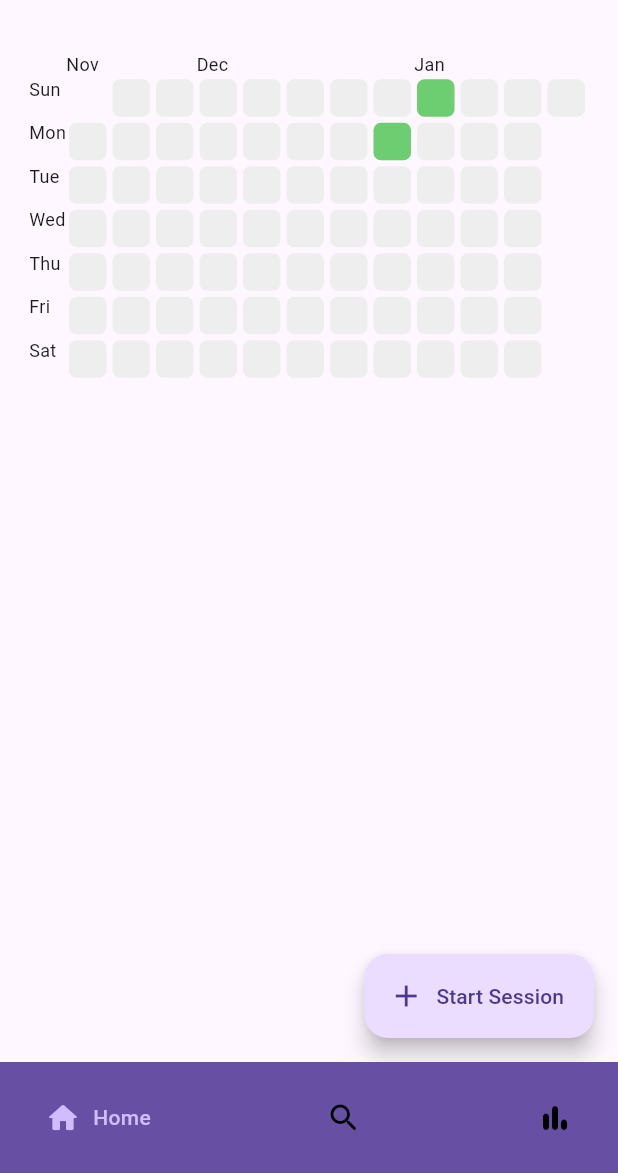
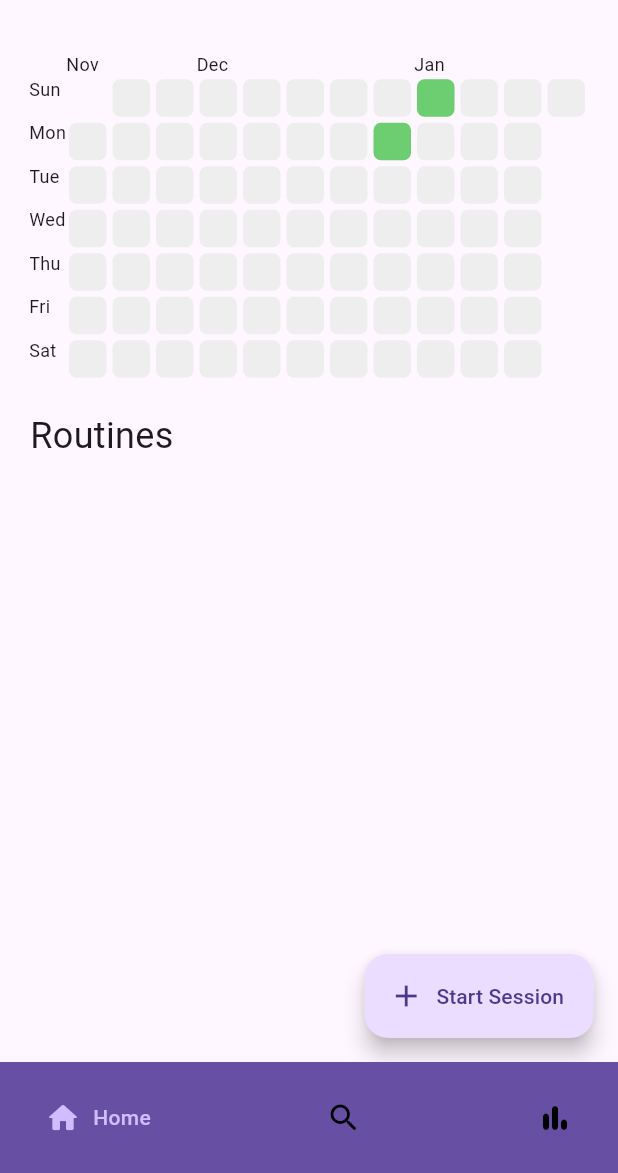
Before and after one commit to brandonxu360/simpleset_app_v2, a Flutter app: the screen it shows after launch, on a phone screen of 412 x 824 dp, the part 63-1236 px from its top. Run offline on Flutter 3.47's test engine with Material 3 defaults, Android fonts, the phone set to English and light mode, and no system bars; drawn by our look-alikes of flutter_heatmap_calendar, google_nav_bar; our stand-ins replace isar; accounts and stored records are empty; generated files the repository leaves out were written again.

Commit message:
Fix HomeScreen content padding

```diff
--- a/lib/components/my_heatmap.dart
+++ b/lib/components/my_heatmap.dart
@@ -17,9 +17,7 @@ class MyHeatMap extends StatelessWidget {
 
   @override
   Widget build(BuildContext context) {
-    return Container(
-      padding: const EdgeInsets.symmetric(horizontal: 20),
-      child: HeatMap(
+    return HeatMap(
       datasets: datetimeToDataset(dateTimes),
       colorMode: ColorMode.color,
       defaultColor: Colors.grey[200],
@@ -36,7 +34,6 @@ class MyHeatMap extends StatelessWidget {
         ScaffoldMessenger.of(context)
             .showSnackBar(SnackBar(content: Text(value.toString())));
       },
-      ),
     );
   }
 }
--- a/lib/screens/home_screen.dart
+++ b/lib/screens/home_screen.dart
@@ -11,10 +11,16 @@ class HomeScreen extends StatelessWidget {
   @override
   Widget build(BuildContext context) {
     return Scaffold(
-      body: ListView(children: [
-        const SizedBox(height: 20),
-        MyHeatMap(dateTimes: {DateTime(2024, 1, 1), DateTime(2024, 1, 7)})
-      ]),
+      body: ListView(
+          padding: const EdgeInsets.symmetric(vertical: 20, horizontal: 20),
+          children: [
+            MyHeatMap(dateTimes: {DateTime(2024, 1, 1), DateTime(2024, 1, 7)}),
+            const SizedBox(height: 20),
+            const Text(
+              'Routines',
+              style: TextStyle(fontSize: 24, fontWeight: FontWeight.w400),
+            )
+          ]),
 
       // Navigate to new workout screen - landing page for starting new workouts
       floatingActionButton: FloatingActionButton.extended(
```
Lines whose indentation alone changed are shown as unchanged.
